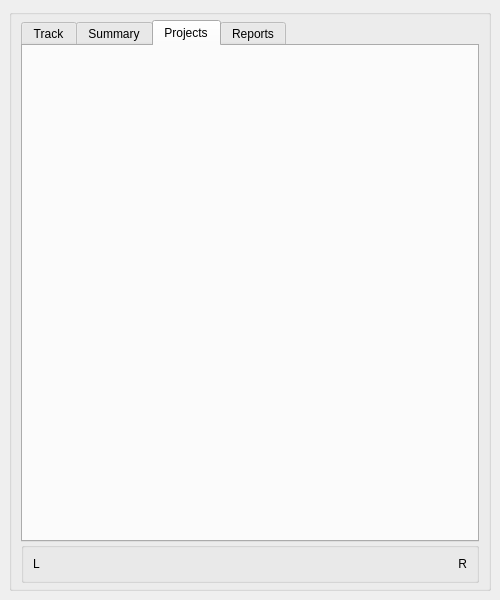
hratcliffe/TimeTrackerTwo, file GUI/Main.ui: the form before one commit.
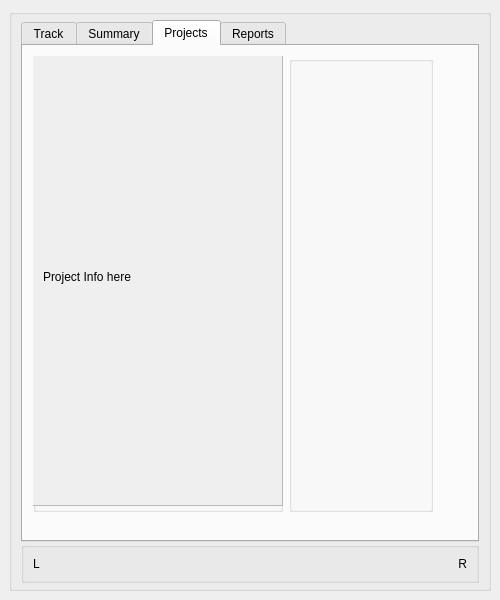
The form after the commit. The open tabs and pages were chosen to show the change.

Commit message: Projects tab layout

```diff
--- a/GUI/Main.ui
+++ b/GUI/Main.ui
@@ -399,6 +399,110 @@
           <attribute name="title">
            <string>Projects</string>
           </attribute>
+          <widget class="QWidget" name="gridLayoutWidget_3">
+           <property name="geometry">
+            <rect>
+             <x>10</x>
+             <y>10</y>
+             <width>400</width>
+             <height>456</height>
+            </rect>
+           </property>
+           <layout class="QGridLayout" name="gridLayout_6">
+            <property name="verticalSpacing">
+             <number>4</number>
+            </property>
+            <item row="0" column="0">
+             <widget class="QGroupBox" name="p_project_pane">
+              <property name="sizePolicy">
+               <sizepolicy hsizetype="Preferred" vsizetype="Preferred">
+                <horstretch>0</horstretch>
+                <verstretch>0</verstretch>
+               </sizepolicy>
+              </property>
+              <property name="minimumSize">
+               <size>
+                <width>250</width>
+                <height>0</height>
+               </size>
+              </property>
+              <property name="title">
+               <string/>
+              </property>
+              <widget class="QScrollArea" name="scrollArea_2">
+               <property name="geometry">
+                <rect>
+                 <x>-1</x>
+                 <y>-1</y>
+                 <width>251</width>
+                 <height>451</height>
+                </rect>
+               </property>
+               <property name="widgetResizable">
+                <bool>true</bool>
+               </property>
+               <widget class="QWidget" name="scrollAreaWidgetContents_2">
+                <property name="geometry">
+                 <rect>
+                  <x>0</x>
+                  <y>0</y>
+                  <width>249</width>
+                  <height>449</height>
+                 </rect>
+                </property>
+                <widget class="QLabel" name="p_project_info">
+                 <property name="geometry">
+                  <rect>
+                   <x>10</x>
+                   <y>10</y>
+                   <width>221</width>
+                   <height>421</height>
+                  </rect>
+                 </property>
+                 <property name="text">
+                  <string>Project Info here</string>
+                 </property>
+                </widget>
+               </widget>
+              </widget>
+             </widget>
+            </item>
+            <item row="0" column="1">
+             <widget class="QGroupBox" name="p_project_buttons">
+              <property name="sizePolicy">
+               <sizepolicy hsizetype="Preferred" vsizetype="Preferred">
+                <horstretch>1</horstretch>
+                <verstretch>0</verstretch>
+               </sizepolicy>
+              </property>
+              <property name="minimumSize">
+               <size>
+                <width>120</width>
+                <height>0</height>
+               </size>
+              </property>
+              <property name="title">
+               <string/>
+              </property>
+              <layout class="QVBoxLayout" name="verticalLayout_3">
+               <item>
+                <layout class="QVBoxLayout" name="p_project_layout">
+                 <property name="spacing">
+                  <number>-1</number>
+                 </property>
+                 <property name="sizeConstraint">
+                  <enum>QLayout::SizeConstraint::SetDefaultConstraint</enum>
+                 </property>
+                 <property name="leftMargin">
+                  <number>5</number>
+                 </property>
+                </layout>
+               </item>
+              </layout>
+             </widget>
+            </item>
+           </layout>
+          </widget>
          </widget>
          <widget class="QWidget" name="reports_tab">
           <attribute name="title">
```
Left out of the diff: 4 changed lines with no effect on the pictures.
